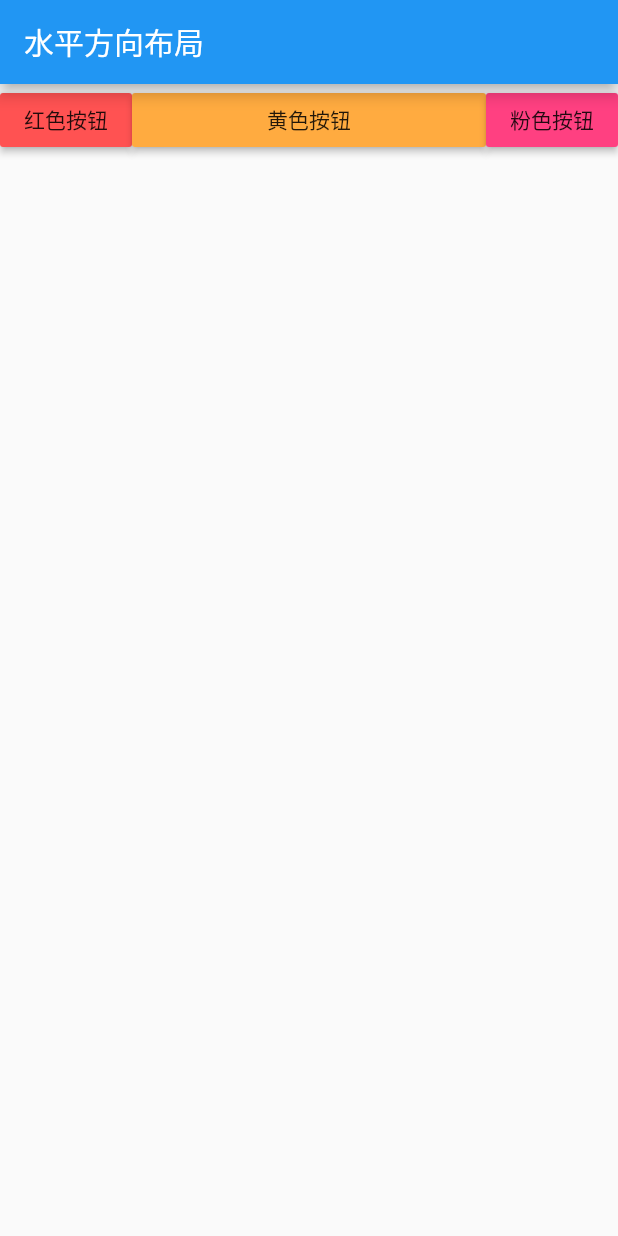
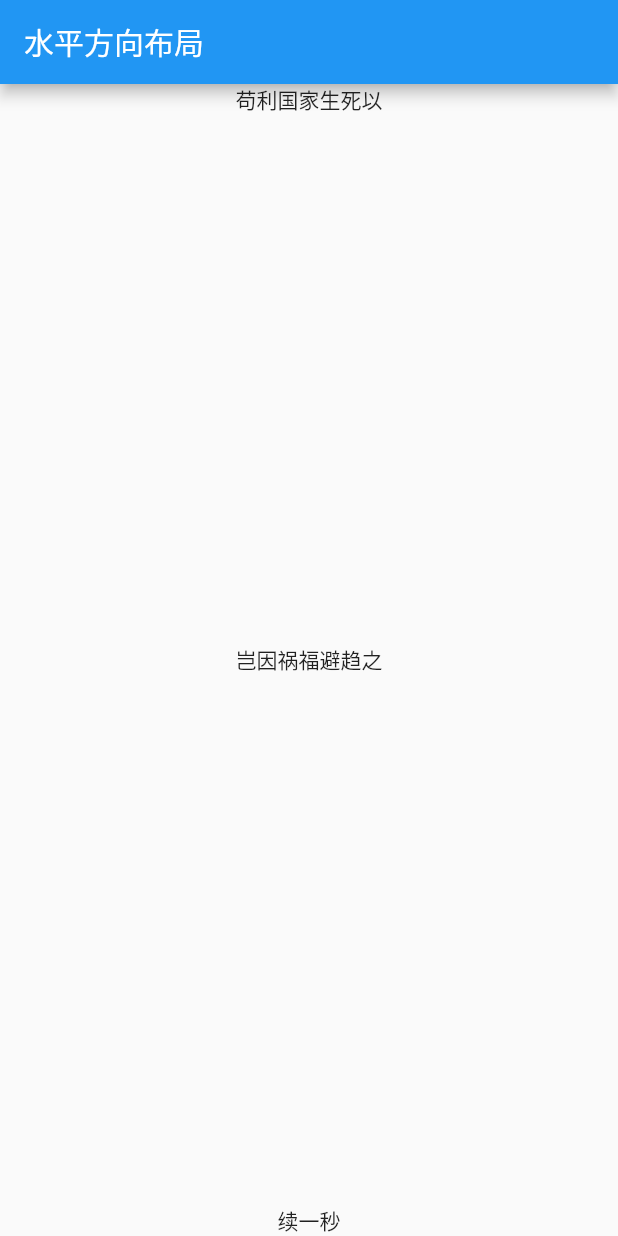
Before and after one commit to Insua/learn_flutter, a Flutter app: the screen it shows after launch, on a phone screen of 412 x 824 dp. Run offline on Flutter 3.47's test engine with Material 2 defaults, Android fonts, the phone set to English and light mode, and no system bars.

```diff
--- a/lib/main.dart
+++ b/lib/main.dart
@@ -10,28 +10,15 @@ class MyApp extends StatelessWidget{
         appBar: new AppBar(
           title: new Text('水平方向布局'),
         ),
-        body: new Row(
+        body: Column(
           children: <Widget>[
-            new RaisedButton(onPressed: (){
-
-            },
-              color: Colors.redAccent,
-              child: new Text('红色按钮'),
-            ),
-            Expanded(child:new RaisedButton(onPressed: () {
-
-            },
-              color: Colors.orangeAccent,
-              child: new Text('黄色按钮'),
-            )),
-            new RaisedButton(onPressed: (){
-
-            },
-              color: Colors.pinkAccent,
-              child: new Text('粉色按钮'),
-            )
+            Center(child:Text('苟利国家生死以')),
+            Expanded(child:Center(child:Text('岂因祸福避趋之'))),
+            Center(child:Text('续一秒'))
           ],
-        ),
+          crossAxisAlignment: CrossAxisAlignment.start,
+          mainAxisAlignment: MainAxisAlignment.center,
+        )
       ),
     );
   }
```
